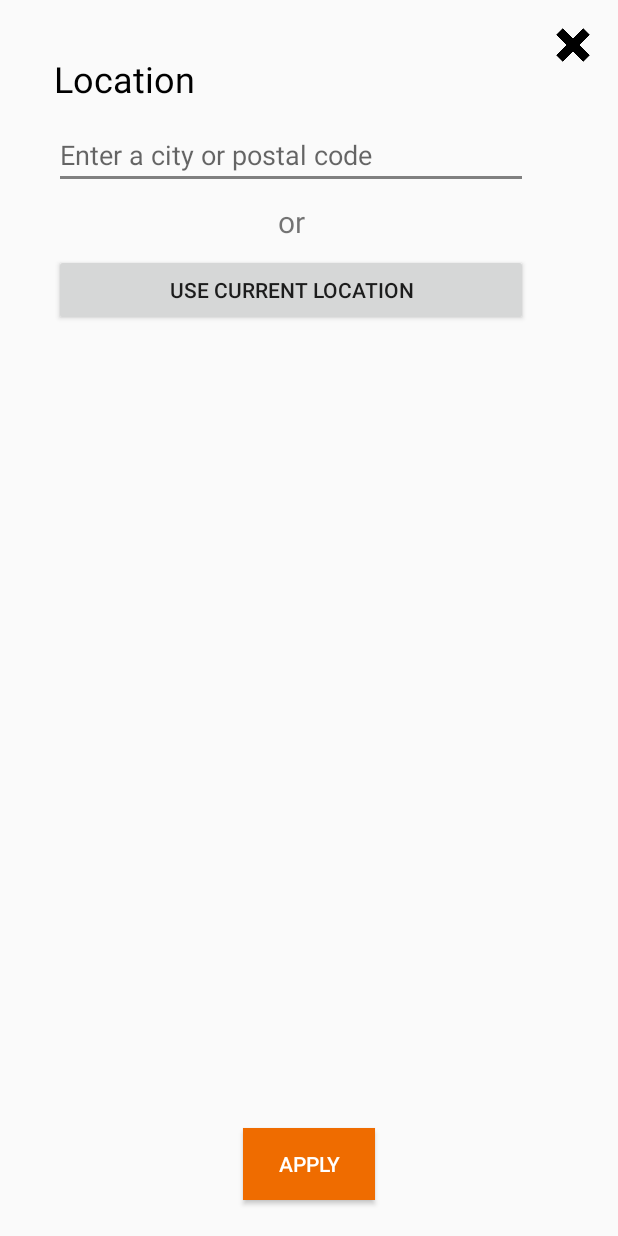
After one commit to kateluckerman/DiscoverEats, an Android app: the FilterActivity screen opened directly, with no data from a screen before it, on a phone screen of 412 x 824 dp. The commit adds this screen. Run offline under Robolectric (Android 15) with nearby library versions, the phone set to English and light mode, and no system bars; our stand-ins replace data binding.

Commit message:
Added a filter layout page

```diff
--- a/app/src/main/AndroidManifest.xml
+++ b/app/src/main/AndroidManifest.xml
@@ -14,7 +14,8 @@
         android:supportsRtl="true"
         android:theme="@style/AppTheme"
         android:usesCleartextTraffic="true">
-        <activity android:name=".ProfileActivity"></activity>
+        <activity android:name=".FilterActivity"></activity>
+        <activity android:name=".ProfileActivity" />
         <activity android:name=".SwipeActivity" />
         <activity android:name=".LoginActivity">
             <intent-filter>
--- /dev/null
+++ b/app/src/main/java/com/kateluckerman/discovereats/FilterActivity.java
@@ -0,0 +1,27 @@
+package com.kateluckerman.discovereats;
+
+import androidx.appcompat.app.AppCompatActivity;
+import androidx.databinding.DataBindingUtil;
+
+import android.os.Bundle;
+import android.view.View;
+
+import com.kateluckerman.discovereats.databinding.ActivityFilterBinding;
+
+public class FilterActivity extends AppCompatActivity {
+
+    private ActivityFilterBinding binding;
+
+    @Override
+    protected void onCreate(Bundle savedInstanceState) {
+        super.onCreate(savedInstanceState);
+        binding = DataBindingUtil.setContentView(this, R.layout.activity_filter);
+
+        binding.ivCancel.setOnClickListener(new View.OnClickListener() {
+            @Override
+            public void onClick(View view) {
+                finish();
+            }
+        });
+    }
+}
--- a/app/src/main/java/com/kateluckerman/discovereats/SwipeActivity.java
+++ b/app/src/main/java/com/kateluckerman/discovereats/SwipeActivity.java
@@ -86,6 +86,14 @@ public class SwipeActivity extends AppCompatActivity {
                 Intent intent = new Intent(SwipeActivity.this, ProfileActivity.class);
                 startActivity(intent);
                 finish();
+            }
+        });
+
+        binding.fab.setOnClickListener(new View.OnClickListener() {
+            @Override
+            public void onClick(View view) {
+                Intent intent = new Intent(SwipeActivity.this, FilterActivity.class);
+                startActivity(intent);
             }
         });
 
--- /dev/null
+++ b/app/src/main/res/layout/activity_filter.xml
@@ -0,0 +1,79 @@
+<?xml version="1.0" encoding="utf-8"?>
+<layout xmlns:android="http://schemas.android.com/apk/res/android"
+    xmlns:app="http://schemas.android.com/apk/res-auto"
+    xmlns:tools="http://schemas.android.com/tools">
+
+    <RelativeLayout
+        android:layout_width="match_parent"
+        android:layout_height="match_parent"
+        tools:context=".FilterActivity">
+
+        <ImageView
+            android:id="@+id/ivCancel"
+            android:layout_width="36dp"
+            android:layout_height="36dp"
+            android:layout_alignParentTop="true"
+            android:layout_alignParentEnd="true"
+            android:layout_margin="12dp"
+            android:src="@drawable/x_icon" />
+
+        <TextView
+            android:id="@+id/tvLocation"
+            android:layout_width="wrap_content"
+            android:layout_height="wrap_content"
+            android:layout_alignParentStart="true"
+            android:layout_alignParentTop="true"
+            android:layout_marginStart="36dp"
+            android:layout_marginTop="36dp"
+            android:textColor="@color/black"
+            android:textSize="24sp"
+            android:text="@string/location"/>
+
+        <EditText
+            android:id="@+id/etLocation"
+            android:layout_width="wrap_content"
+            android:layout_height="wrap_content"
+            android:layout_below="@+id/tvLocation"
+            android:layout_alignStart="@+id/tvLocation"
+            android:layout_marginTop="12dp"
+            android:layout_toStartOf="@+id/ivCancel"
+            android:hint="@string/location_hint" />
+
+        <TextView
+            android:id="@+id/tvOr"
+            android:layout_width="wrap_content"
+            android:layout_height="wrap_content"
+            android:layout_below="@+id/etLocation"
+            android:layout_alignStart="@+id/etLocation"
+            android:layout_alignEnd="@+id/etLocation"
+            android:layout_centerHorizontal="true"
+            android:layout_marginTop="8dp"
+            android:gravity="center"
+            android:text="@string/or"
+            android:textSize="20sp" />
+
+        <Button
+            android:id="@+id/btnUseLocation"
+            android:layout_width="wrap_content"
+            android:layout_height="wrap_content"
+            android:layout_below="@+id/tvOr"
+            android:layout_alignStart="@+id/etLocation"
+            android:layout_alignEnd="@+id/etLocation"
+            android:layout_centerHorizontal="true"
+            android:layout_marginTop="8dp"
+            android:text="@string/location_button"/>
+
+        <Button
+            android:layout_width="wrap_content"
+            android:layout_height="wrap_content"
+            android:id="@+id/btnApply"
+            android:layout_alignParentBottom="true"
+            android:layout_centerHorizontal="true"
+            android:layout_margin="24dp"
+            android:background="@color/colorPrimaryDark"
+            android:textColor="@color/white"
+            android:text="@string/apply_button"/>
+
+    </RelativeLayout>
+
+</layout>
--- a/app/src/main/res/values/strings.xml
+++ b/app/src/main/res/values/strings.xml
@@ -13,4 +13,11 @@
     <string name="add_name_hint">Click to add name</string>
     <string name="log_out_button">Log Out</string>
     <string name="filter_menu_description">Filter</string>
+
+    <string name="location_hint">Enter a city or postal code</string>
+    <string name="or">or</string>
+    <string name="location_button">Use current location</string>
+    <string name="location">Location</string>
+    <string name="apply_button">Apply</string>
+
 </resources>
```
